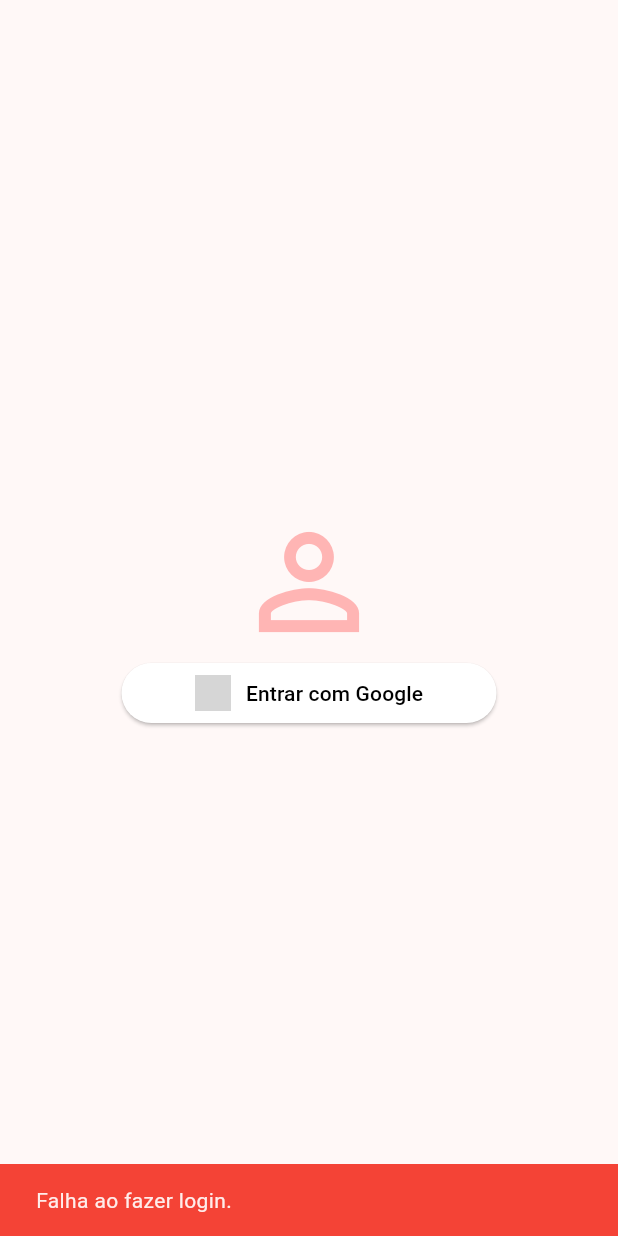
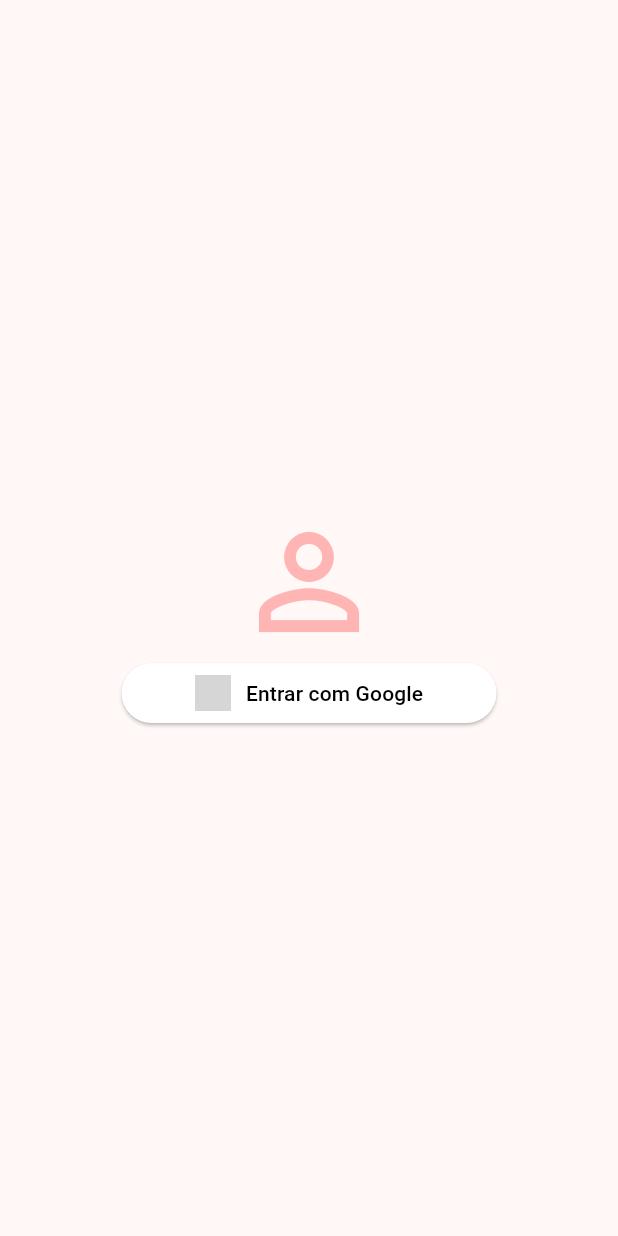
Before and after one commit to joaovitorbatistella/social_authentication_flutter_structure, a Flutter app: the screen it shows after launch, after a tap on "Entrar com Google", on a phone screen of 412 x 824 dp. Run offline on Flutter 3.47's test engine with Material 3 defaults, Android fonts, the phone set to English and light mode, and no system bars; our stand-ins replace firebase_auth, firebase_core, google_sign_in; accounts and stored records are empty; grey boxes are pictures that could not be loaded.

Commit message:
final structure version

```diff
--- a/lib/components/GoogleLoginButton.dart
+++ b/lib/components/GoogleLoginButton.dart
@@ -1,10 +1,6 @@
 import 'package:flutter/material.dart';
-import 'package:social_authentication_flutter_structure/screens/HomePage.dart';
-import 'package:social_authentication_flutter_structure/services/AuthenticationService.dart';
 
 class GoogleLoginButton extends StatelessWidget {
-  final AuthenticationService _authService = AuthenticationService();
-
   @override
   Widget build(BuildContext context) {
     return Center(
@@ -13,22 +9,7 @@ class GoogleLoginButton extends StatelessWidget {
         child: ElevatedButton(
           style: ElevatedButton.styleFrom(backgroundColor: Colors.white),
           onPressed: () async {
-            final user = await _authService.loginWithGoogle();
-            print(user);
-            if (user != null) {
-              // Redireciona para a HomePage se o login for bem-sucedido
-              Navigator.of(context).pushReplacement(
-                MaterialPageRoute(builder: (context) => HomePage()),
-              );
-            } else {
-              // Mostra um erro se o login falhar
-              ScaffoldMessenger.of(context).showSnackBar(
-                SnackBar(
-                  content: Text("Falha ao fazer login."),
-                  backgroundColor: Colors.red,
-                ),
-              );
-            }
+            // implementar lógica aqui
           },
           child: Row(
             mainAxisAlignment: MainAxisAlignment.center,
--- a/lib/screens/HomePage.dart
+++ b/lib/screens/HomePage.dart
@@ -13,8 +13,7 @@ class HomePage extends StatelessWidget {
           IconButton(
             icon: Icon(Icons.logout),
             onPressed: () async {
-              await FirebaseAuth.instance.signOut();
-              Navigator.of(context).pushReplacementNamed('/');
+              // Implementar lógica aqui
             },
           )
         ],
--- a/lib/screens/LoginPage.dart
+++ b/lib/screens/LoginPage.dart
@@ -12,25 +12,8 @@ class LoginPage extends StatefulWidget {
 
 class _LoginPageState extends State<LoginPage> {
   final formKey = GlobalKey<FormState>();
-  final userController = TextEditingController(text: 'emilys');
-  final passwordController = TextEditingController(text: 'emilyspass');
-  bool loging = false;
 
   // final authenticateService = ServicoAutenticacao();
-
-  Future<void> registerLogin() async{
-    if(!formKey.currentState!.validate()) {
-      return;
-    }
-
-    setState(() {
-      loging = true;
-    });
-
-    ScaffoldMessenger.of(context).showSnackBar(
-        SnackBar(content: Text("Loging..."))
-    );
-  }
 
   @override
   Widget build(BuildContext context) {
--- a/lib/services/AuthenticationService.dart
+++ b/lib/services/AuthenticationService.dart
@@ -2,36 +2,13 @@ import 'package:firebase_auth/firebase_auth.dart';
 import 'package:google_sign_in/google_sign_in.dart';
 
 class AuthenticationService {
-  final FirebaseAuth _auth = FirebaseAuth.instance;
-  final GoogleSignIn _googleSignIn = GoogleSignIn(
-    clientId: "538347695231-sei6jos40pq947ue1p9jf3d51k3a5poh.apps.googleusercontent.com",
-  );
 
   // Método de login com o Google
   Future<User?> loginWithGoogle() async {
     try {
-      final GoogleSignInAccount? googleUser = await _googleSignIn.signIn();
+      // implementar lógica
 
-      if (googleUser == null) {
-        // O usuário cancelou o login
-        return null;
-      }
-
-      // Obtém as credenciais do Google
-      final GoogleSignInAuthentication googleAuth = await googleUser.authentication;
-
-      print(googleAuth);
-
-      final credential = GoogleAuthProvider.credential(
-        accessToken: googleAuth.accessToken,
-        idToken: googleAuth.idToken,
-      );
-
-      // Faz a autenticação com o Firebase
-      final UserCredential userCredential =
-      await _auth.signInWithCredential(credential);
-
-      return userCredential.user;
+      return null;
     } catch (e) {
       print("Erro ao fazer login com Google: $e");
       return null;
```
Also changed, not shown: 1 other file.
